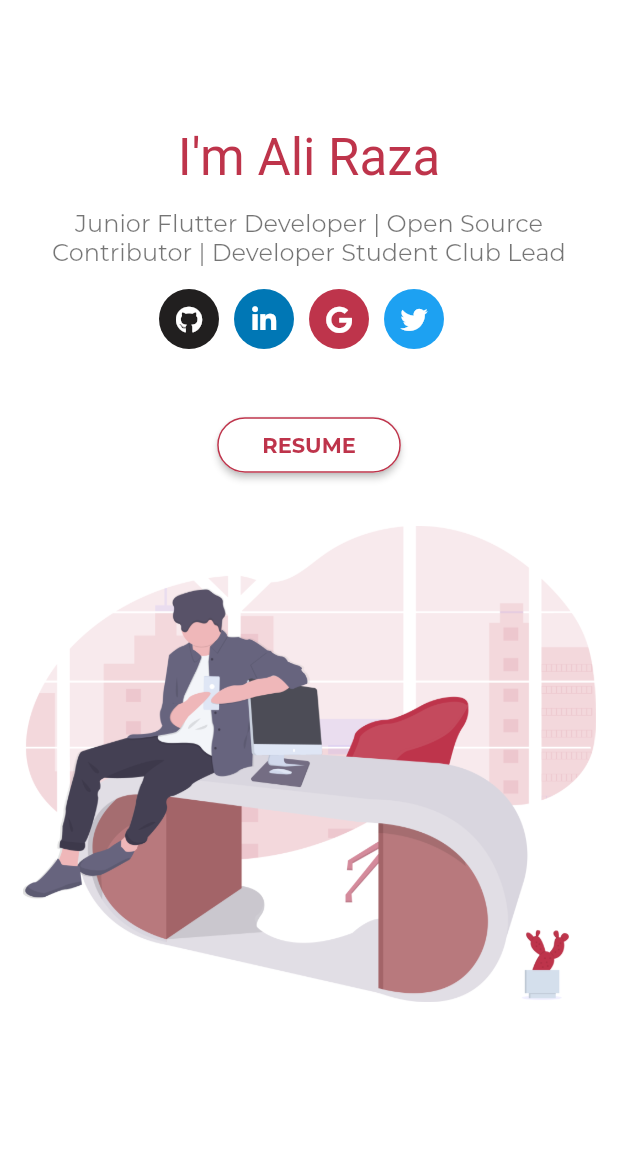
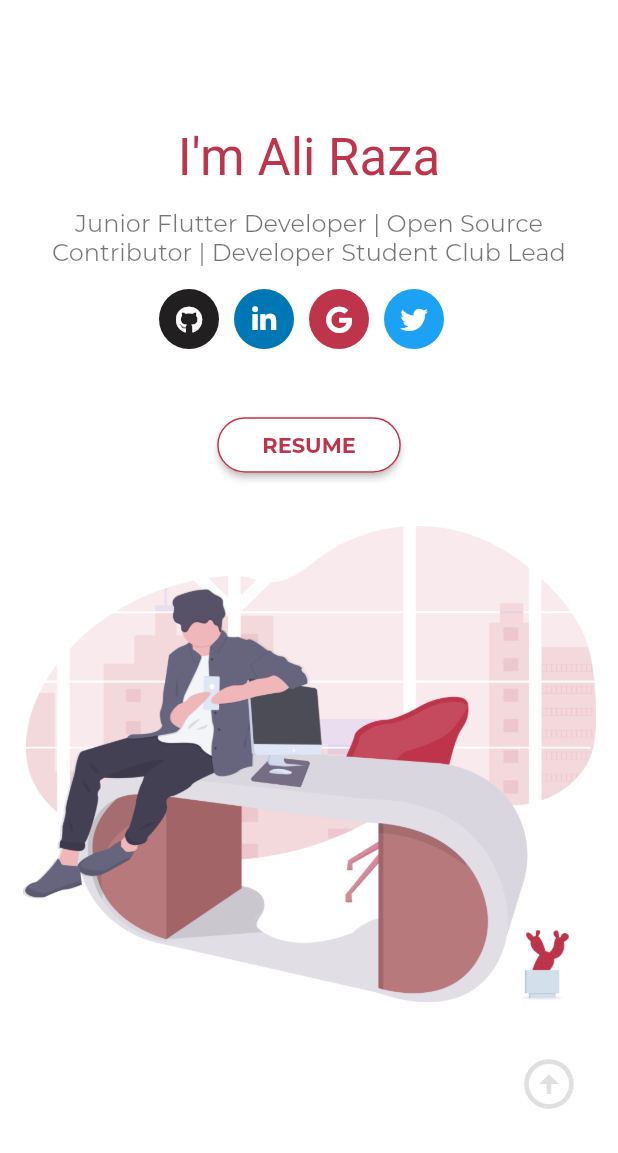
Before and after one commit to alirzadev/devfolio, a Flutter app: the screen it shows after launch, on a phone screen of 412 x 824 dp, the part 83-1236 px from its top. Run offline on Flutter 3.47's test engine with Material 2 defaults, Android fonts, the light colour scheme and no system bars; drawn by our look-alikes of scrollable_positioned_list; our stand-ins replace font_awesome_flutter, get, google_fonts; Roboto replaces fonts that are missing (Parisienne); project files that could hold a hidden picture were left out.

Commit message:
homepage scrolling issue resolved & misc ui changes

```diff
--- /dev/null
+++ b/lib/controller/homepage.dart
@@ -0,0 +1,36 @@
+import 'package:devfolio/view/section/contacts_section.dart';
+import 'package:devfolio/view/section/intro_section.dart';
+import 'package:devfolio/view/section/open_source_section.dart';
+import 'package:devfolio/view/section/projects_section.dart';
+import 'package:devfolio/view/section/skills_section.dart';
+import 'package:get/get.dart';
+import 'package:scrollable_positioned_list/scrollable_positioned_list.dart';
+
+class HomepageController extends GetxController {
+  final ItemScrollController itemScrollController = ItemScrollController();
+  // final ItemPositionsListener itemPositionsListener = ItemPositionsListener.create();
+
+  List sections = [
+    {}, // Index '0' should be left empty so navbar could be displayed in its place
+    {
+      'widget': IntroSection(),
+      'index': 1,
+    },
+    {
+      'widget': SkillsSection(),
+      'index': 2,
+    },
+    {
+      'widget': OpenSourceSection(),
+      'index': 3,
+    },
+    {
+      'widget': ProjectsSection(),
+      'index': 4,
+    },
+    {
+      'widget': ContactsSection(),
+      'index': 5,
+    },
+  ];
+}
--- a/lib/main.dart
+++ b/lib/main.dart
@@ -1,5 +1,5 @@
 import 'package:devfolio/utilities/app_colors.dart';
-import 'package:devfolio/view/homepage/homepage.dart';
+import 'package:devfolio/view/homepage.dart';
 import 'package:flutter/material.dart';
 
 void main() {
@@ -7,8 +7,7 @@ void main() {
 }
 
 class MyApp extends StatelessWidget {
-  static const MaterialColor primarySwatchRed =
-      MaterialColor(0xFFBE344B, const <int, Color>{500: Color(0xFFBE344B)});
+  static const MaterialColor primarySwatchRed = MaterialColor(0xFFBE344B, const <int, Color>{500: Color(0xFFBE344B)});
 
   @override
   Widget build(BuildContext context) {
@@ -18,9 +17,9 @@ class MyApp extends StatelessWidget {
       theme: ThemeData(
         fontFamily: 'Montserrat',
         primaryColor: AppColors.red,
-        primarySwatch: Theme.of(context).primaryColor,
+        // primarySwatch: Theme.of(context).primaryColor,
       ),
-      home: HomePage(),
+      home: Homepage(),
     );
   }
 }
--- a/lib/utilities/url_launer.dart
+++ b/lib/utilities/url_launer.dart
@@ -1,14 +1,13 @@
+import 'package:flutter/cupertino.dart';
 import 'package:url_launcher/url_launcher.dart';
 
 class UrlLauncher {
   final String url;
 
-  UrlLauncher({this.url});
+  UrlLauncher({@required this.url});
   void launchUrl() async {
     try {
-      await canLaunch(url)
-          ? await launch(url)
-          : throw 'Could not launch url $url';
+      await canLaunch(url) ? await launch(url) : throw 'Could not launch url $url';
     } catch (e) {
       print('Exception thrown by custom UrlLauncher class $e');
     }
--- a/lib/custom_widgets/custom_icon_button.dart
+++ b/lib/view/custom_widgets/custom_icon_button.dart
@@ -8,8 +8,7 @@ class CustomIconButton extends StatelessWidget {
   final Color color;
   final VoidCallback onPressed;
 
-  CustomIconButton({Key key, this.icon, this.color, this.onPressed})
-      : super(key: key);
+  CustomIconButton({Key key, this.icon, this.color, this.onPressed}) : super(key: key);
 
   @override
   Widget build(BuildContext context) {
--- a/lib/custom_widgets/project_card.dart
+++ b/lib/view/custom_widgets/project_card.dart
@@ -7,7 +7,7 @@ class ProductCard extends StatefulWidget {
   final String image;
   final String url;
 
-  ProductCard({Key key, this.image, this.url}) : super(key: key);
+  ProductCard({Key key, @required this.image, @required this.url}) : super(key: key);
 
   @override
   _ProductCardState createState() => _ProductCardState();
--- a/lib/custom_widgets/skills_icon.dart
+++ b/lib/view/custom_widgets/skills_icon.dart
@@ -30,6 +30,9 @@ class _SkillsIconState extends State<SkillsIcon> {
           });
         }
       },
+      hoverColor: Colors.transparent,
+      splashColor: Colors.transparent,
+      highlightColor: Colors.transparent,
       child: Column(
         children: [
           FaIcon(
--- /dev/null
+++ b/lib/view/homepage.dart
@@ -0,0 +1,43 @@
+import 'package:devfolio/controller/homepage.dart';
+import 'package:devfolio/utilities/app_colors.dart';
+import 'package:devfolio/utilities/responsive.dart';
+import 'package:devfolio/view/section/componenets/custom_end_drawer.dart';
+import 'package:devfolio/view/section/componenets/nav_bar.dart';
+import 'package:flutter/material.dart';
+import 'package:get/get.dart';
+import 'package:scrollable_positioned_list/scrollable_positioned_list.dart';
+
+class Homepage extends StatelessWidget {
+  const Homepage({Key key}) : super(key: key);
+
+  @override
+  Widget build(BuildContext context) {
+    return GetBuilder<HomepageController>(
+      init: HomepageController(),
+      builder: (_) => Scaffold(
+        backgroundColor: AppColors.white,
+        endDrawer: CustomEndDrawer(controller: _.itemScrollController),
+        body: ScrollablePositionedList.builder(
+          itemCount: _.sections.length,
+          itemScrollController: _.itemScrollController,
+          // itemPositionsListener: itemPositionsListener,
+          itemBuilder: (context, index) =>
+              index == 0 ? NavBar(controller: _.itemScrollController) : _.sections[index]['widget'],
+        ),
+        floatingActionButton: Padding(
+          padding: const EdgeInsets.only(right: 10.0, bottom: 10.0),
+          child: IconButton(
+            onPressed: () {
+              _.itemScrollController.scrollTo(index: 0, duration: Duration(seconds: 1));
+            },
+            focusColor: Colors.transparent,
+            hoverColor: Colors.transparent,
+            splashColor: Colors.transparent,
+            highlightColor: Colors.transparent,
+            icon: Icon(Icons.arrow_circle_up, size: 40.0, color: isMobile(context) ? Colors.black12 : Colors.black26),
+          ),
+        ),
+      ),
+    );
+  }
+}
--- a/lib/view/homepage/homepage.dart
+++ /dev/null
@@ -1,81 +0,0 @@
-import 'package:devfolio/utilities/app_colors.dart';
-import 'package:devfolio/view/homepage/componenets/custom_end_drawer.dart';
-import 'package:devfolio/view/homepage/componenets/intro_section.dart';
-import 'package:devfolio/view/homepage/componenets/nav_bar.dart';
-import 'package:devfolio/view/homepage/componenets/open_source_section.dart';
-import 'package:devfolio/view/homepage/componenets/projects_section.dart';
-import 'package:devfolio/view/homepage/componenets/skills_section.dart';
-import 'package:flutter/material.dart';
-
-import 'componenets/contacts_section.dart';
-
-class HomePage extends StatefulWidget {
-  const HomePage({
-    Key key,
-  }) : super(key: key);
-
-  @override
-  _HomePageState createState() => _HomePageState();
-}
-
-class _HomePageState extends State<HomePage> {
-  ScrollController _controller;
-
-  @override
-  void initState() {
-    super.initState();
-    _controller = ScrollController();
-    _controller.addListener(() {});
-  }
-
-  @override
-  Widget build(BuildContext context) {
-    double width = MediaQuery.of(context).size.width;
-    double height = MediaQuery.of(context).size.height;
-
-    return Scaffold(
-      backgroundColor: AppColors.white,
-      //END-DRAWER..............................................................
-      endDrawer: CustomEndDrawer(
-        controller: _controller,
-        distanceToSkills: width * 2.2,
-        distanceToOpenSource: width * 4.7,
-        distanceToProject: width * 5.8,
-        // distanceToAchievements: 0,
-        // distanceToBlogs: 0,
-        // distanceToTalks: 0,
-        distanceToContact: width * 7,
-      ),
-      body: SingleChildScrollView(
-        controller: _controller,
-        child: Container(
-          child: Column(
-            children: [
-              //NAVBAR..........................................................
-              NavBar(
-                controller: _controller,
-                distanceToSkills: width / 2,
-                distanceToOpenSource: width * 0.95,
-                distanceToProject: width * 1.3,
-                // distanceToAchievements: 0,
-                // distanceToBlogs: 0,
-                // distanceToTalks: 0,
-                distanceToContact: width * 1.5,
-              ),
-              //INTRO-SECTION...................................................
-              IntroSection(),
-              //SKILLS-SECTION..................................................
-              SkillsSection(),
-              //OPEN-SOURCE-SECTION............................................
-              OpenSourceSection(),
-              //PROJECT-SECTION.................................................
-              ProjectsSection(),
-              //CONTACT-ME-SECTION.................................................
-              ContactsSection(),
-            ],
-          ),
-        ),
-      ),
-    );
-  }
-}
--- a/lib/view/homepage/componenets/nav_bar.dart
+++ b/lib/view/section/componenets/nav_bar.dart
@@ -1,30 +1,13 @@
-import 'package:devfolio/custom_widgets/nav_bar_button.dart';
 import 'package:devfolio/utilities/app_colors.dart';
 import 'package:devfolio/utilities/responsive.dart';
+import 'package:devfolio/view/custom_widgets/nav_bar_button.dart';
 import 'package:flutter/material.dart';
 import 'package:google_fonts/google_fonts.dart';
+import 'package:scrollable_positioned_list/scrollable_positioned_list.dart';
 
 class NavBar extends StatelessWidget {
-  final ScrollController controller;
-  final double distanceToSkills;
-  final double distanceToOpenSource;
-  final double distanceToProject;
-  final double distanceToAchievements;
-  final double distanceToBlogs;
-  final double distanceToTalks;
-  final double distanceToContact;
-
-  NavBar({
-    Key key,
-    this.controller,
-    this.distanceToSkills,
-    this.distanceToOpenSource,
-    this.distanceToProject,
-    this.distanceToAchievements,
-    this.distanceToBlogs,
-    this.distanceToTalks,
-    this.distanceToContact,
-  }) : super(key: key);
+  final ItemScrollController controller;
+  NavBar({Key key, @required this.controller}) : super(key: key);
 
   @override
   Widget build(BuildContext context) {
@@ -49,17 +32,17 @@ class NavBar extends StatelessWidget {
               children: [
                 NavBarButton(
                     onPressed: () {
-                      scrollToPosition(distanceToSkills);
+                      scrollToIndex(2);
                     },
                     title: 'Skills'),
                 NavBarButton(
                     onPressed: () {
-                      scrollToPosition(distanceToOpenSource);
+                      scrollToIndex(3);
                     },
                     title: 'Open Source'),
                 NavBarButton(
                     onPressed: () {
-                      scrollToPosition(distanceToProject);
+                      scrollToIndex(4);
                     },
                     title: 'Projects'),
                 // NavBarButton(
@@ -68,7 +51,7 @@ class NavBar extends StatelessWidget {
                 // NavBarButton(onPressed: onTapTalks, title: 'Talks'),
                 NavBarButton(
                     onPressed: () {
-                      scrollToPosition(distanceToContact);
+                      scrollToIndex(5);
                     },
                     title: 'Contact Me'),
               ],
@@ -87,8 +70,7 @@ class NavBar extends StatelessWidget {
     );
   }
 
-  void scrollToPosition(double distance) {
-    controller.animateTo(distance,
-        duration: Duration(milliseconds: 500), curve: Curves.easeIn);
+  void scrollToIndex(int index) {
+    controller.scrollTo(index: index, duration: Duration(seconds: 1));
   }
 }
--- a/lib/view/homepage/componenets/social_media_icons.dart
+++ b/lib/view/section/componenets/social_media_icons.dart
@@ -1,14 +1,14 @@
-import 'package:devfolio/custom_widgets/custom_icon_button.dart';
 import 'package:devfolio/utilities/app_colors.dart';
 import 'package:devfolio/utilities/responsive.dart';
 import 'package:devfolio/utilities/url_launer.dart';
+import 'package:devfolio/view/custom_widgets/custom_icon_button.dart';
 import 'package:flutter/material.dart';
 import 'package:font_awesome_flutter/font_awesome_flutter.dart';
 
 class SocialMediaIcons extends StatelessWidget {
   final bool isContactSection;
 
-  SocialMediaIcons({Key key, this.isContactSection}) : super(key: key);
+  SocialMediaIcons({Key key, @required this.isContactSection}) : super(key: key);
 
   @override
   Widget build(BuildContext context) {
--- a/lib/view/homepage/componenets/contacts_section.dart
+++ b/lib/view/section/contacts_section.dart
@@ -1,8 +1,9 @@
 import 'package:devfolio/utilities/app_colors.dart';
 import 'package:devfolio/utilities/responsive.dart';
 import 'package:devfolio/utilities/url_launer.dart';
-import 'package:devfolio/view/homepage/componenets/social_media_icons.dart';
 import 'package:flutter/material.dart';
+
+import 'componenets/social_media_icons.dart';
 
 class ContactsSection extends StatelessWidget {
   @override
--- a/lib/view/homepage/componenets/intro_section.dart
+++ b/lib/view/section/intro_section.dart
@@ -1,12 +1,12 @@
 import 'package:devfolio/utilities/app_colors.dart';
 import 'package:devfolio/utilities/responsive.dart';
-import 'package:devfolio/view/homepage/componenets/social_media_icons.dart';
 import 'package:flutter/material.dart';
+
+import 'componenets/social_media_icons.dart';
 
 class IntroSection extends StatelessWidget {
   @override
   Widget build(BuildContext context) {
-    double height = MediaQuery.of(context).size.height;
 
     return Padding(
       padding: EdgeInsets.symmetric(
@@ -26,9 +26,7 @@ class IntroSection extends StatelessWidget {
               Expanded(
                 child: Column(
                   mainAxisAlignment: MainAxisAlignment.center,
-                  crossAxisAlignment: !isMobile(context)
-                      ? CrossAxisAlignment.start
-                      : CrossAxisAlignment.center,
+                  crossAxisAlignment: !isMobile(context) ? CrossAxisAlignment.start : CrossAxisAlignment.center,
                   children: [
                     SizedBox(height: 10),
                     RichText(
@@ -43,9 +41,7 @@ class IntroSection extends StatelessWidget {
                     SizedBox(height: !isDesktop(context) ? 15 : 30),
                     Text(
                       'Junior Flutter Developer | Open Source Contributor | Developer Student Club Lead',
-                      textAlign: isMobile(context)
-                          ? TextAlign.center
-                          : TextAlign.start,
+                      textAlign: isMobile(context) ? TextAlign.center : TextAlign.start,
                       style: TextStyle(
                         height: !isDesktop(context) ? 1.2 : 1.5,
                         color: AppColors.black54,
@@ -69,9 +65,7 @@ class IntroSection extends StatelessWidget {
                         ),
                         child: Text(
                           'RESUME',
-                          style: TextStyle(
-                              color: AppColors.red,
-                              fontWeight: FontWeight.w700),
+                          style: TextStyle(color: AppColors.red, fontWeight: FontWeight.w700),
                         ),
                       ),
                     ),
--- a/lib/view/homepage/componenets/skills_section.dart
+++ b/lib/view/section/skills_section.dart
@@ -1,6 +1,6 @@
-import 'package:devfolio/custom_widgets/skills_icon.dart';
 import 'package:devfolio/utilities/app_colors.dart';
 import 'package:devfolio/utilities/responsive.dart';
+import 'package:devfolio/view/custom_widgets/skills_icon.dart';
 import 'package:flutter/material.dart';
 import 'package:font_awesome_flutter/font_awesome_flutter.dart';
 
@@ -9,8 +9,6 @@ class SkillsSection extends StatelessWidget {
 
   @override
   Widget build(BuildContext context) {
-    double height = MediaQuery.of(context).size.height;
-
     return Padding(
       padding: EdgeInsets.only(
         top: 50,
@@ -33,8 +31,7 @@ class SkillsSection extends StatelessWidget {
               if (!isMobile(context))
                 Expanded(
                   child: Container(
-                    padding:
-                        EdgeInsets.only(right: !isMobile(context) ? 20 : 0),
+                    padding: EdgeInsets.only(right: !isMobile(context) ? 20 : 0),
                     // height: height * 0.7,
                     child: Image.asset(
                       'assets/images/developerActivity.png',
@@ -44,9 +41,7 @@ class SkillsSection extends StatelessWidget {
                 ),
               Expanded(
                 child: Column(
-                  crossAxisAlignment: isMobile(context)
-                      ? CrossAxisAlignment.center
-                      : CrossAxisAlignment.start,
+                  crossAxisAlignment: isMobile(context) ? CrossAxisAlignment.center : CrossAxisAlignment.start,
                   children: [
                     if (!isMobile(context))
                       Text(
@@ -90,30 +85,17 @@ class SkillsSection extends StatelessWidget {
                           spacing: 20,
                           runSpacing: 15,
                           children: [
-                            SkillsIcon(
-                                icon: FontAwesomeIcons.html5, title: 'HTML5'),
-                            SkillsIcon(
-                                icon: FontAwesomeIcons.css3Alt, title: 'CSS3'),
-                            SkillsIcon(
-                                icon: FontAwesomeIcons.cuttlefish,
-                                title: 'C++'),
-                            SkillsIcon(
-                                icon: FontAwesomeIcons.java, title: 'Java'),
-                            SkillsIcon(
-                                icon: FontAwesomeIcons.python, title: 'Python'),
-                            SkillsIcon(
-                                icon: FontAwesomeIcons.database,
-                                title: 'MySql'),
-                            SkillsIcon(
-                                icon: FontAwesomeIcons.fire, title: 'Flutter'),
-                            SkillsIcon(
-                                icon: FontAwesomeIcons.fire, title: 'Dart'),
-                            SkillsIcon(
-                                icon: FontAwesomeIcons.fire, title: 'Firebase'),
-                            SkillsIcon(
-                                icon: FontAwesomeIcons.github, title: 'Github'),
-                            SkillsIcon(
-                                icon: FontAwesomeIcons.gitlab, title: 'Gitlab'),
+                            SkillsIcon(icon: FontAwesomeIcons.html5, title: 'HTML5'),
+                            SkillsIcon(icon: FontAwesomeIcons.css3Alt, title: 'CSS3'),
+                            SkillsIcon(icon: FontAwesomeIcons.cuttlefish, title: 'C++'),
+                            SkillsIcon(icon: FontAwesomeIcons.java, title: 'Java'),
+                            SkillsIcon(icon: FontAwesomeIcons.python, title: 'Python'),
+                            SkillsIcon(icon: FontAwesomeIcons.database, title: 'MySql'),
+                            SkillsIcon(icon: FontAwesomeIcons.fire, title: 'Flutter'),
+                            SkillsIcon(icon: FontAwesomeIcons.fire, title: 'Dart'),
+                            SkillsIcon(icon: FontAwesomeIcons.fire, title: 'Firebase'),
+                            SkillsIcon(icon: FontAwesomeIcons.github, title: 'Github'),
+                            SkillsIcon(icon: FontAwesomeIcons.gitlab, title: 'Gitlab'),
                           ],
                         ),
                       ),
@@ -123,20 +105,16 @@ class SkillsSection extends StatelessWidget {
                       crossAxisAlignment: CrossAxisAlignment.start,
                       children: [
                         SkillsDescription(
-                          description:
-                              'Develop Responsive, Minimalistic UI & highly Scalable Flutter mobile apps.',
+                          description: 'Develop Responsive, Minimalistic UI & highly Scalable Flutter mobile apps.',
                         ),
                         SkillsDescription(
-                          description:
-                              'Integration of third party Apis and services such as Firebase.',
+                          description: 'Integration of third party Apis and services such as Firebase.',
                         ),
                         SkillsDescription(
-                          description:
-                              'Experienced in using MVC, MVVM & Stacked Model.',
+                          description: 'Experienced in using MVC, MVVM & Stacked Model.',
                         ),
                         SkillsDescription(
-                          description:
-                              'Publishing the Flutter App on Google Play Store.',
+                          description: 'Publishing the Flutter App on Google Play Store.',
                         ),
                         SkillsDescription(
                           description: 'Write Clear, Robust & Reusable code.',
--- a/pubspec.yaml
+++ b/pubspec.yaml
@@ -6,7 +6,7 @@ publish_to: 'none' # Remove this line if you wish to publish to pub.dev
 version: 1.0.0+1
 
 environment:
-  sdk: ">=2.7.0 <3.0.0"
+  sdk: ">=2.10.0 <3.0.0"
 
 dependencies:
   flutter:
@@ -16,6 +16,8 @@ dependencies:
   font_awesome_flutter: 8.12.0
   google_fonts: ^2.0.0
   url_launcher: ^6.0.2
+  scrollable_positioned_list: ^0.1.10
+  get: ^4.1.4
 #  flutter_svg: ^0.19.3
 #  flutter_svg: 0.19.0
 #  rive: ^0.6.8
```
Also changed, not shown: lib/view/custom_widgets/github_repo_card.dart (renamed from lib/custom_widgets/github_repo_card.dart, +4 -7 lines), lib/view/section/componenets/custom_end_drawer.dart (renamed from lib/view/homepage/componenets/custom_end_drawer.dart, +9 -28 lines), lib/view/section/open_source_section.dart (renamed from lib/view/homepage/componenets/open_source_section.dart, +5 -10 lines), lib/view/section/projects_section.dart (renamed from lib/view/homepage/componenets/projects_section.dart, +4 -8 lines), lib/view/custom_widgets/nav_bar_button.dart (renamed from lib/custom_widgets/nav_bar_button.dart), pubspec.lock.
